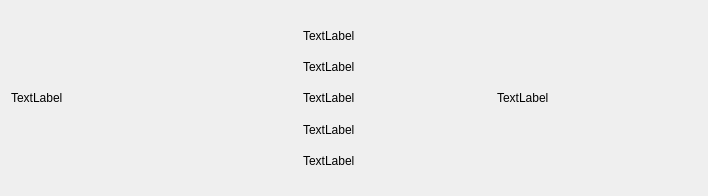
Above: ui/ItemWidget.ui from Leevandr/demo before the change. Below: the same form after it.
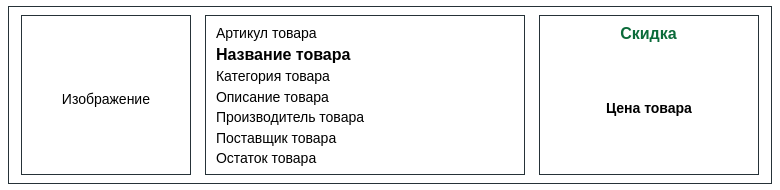
That is the form after the change.

What changed in the file:
```diff
--- a/ui/ItemWidget.ui
+++ b/ui/ItemWidget.ui
@@ -6,101 +6,328 @@
    <rect>
     <x>0</x>
     <y>0</y>
-    <width>708</width>
-    <height>196</height>
+    <width>780</width>
+    <height>190</height>
    </rect>
   </property>
+  <property name="minimumSize">
+   <size>
+    <width>0</width>
+    <height>170</height>
+   </size>
+  </property>
   <property name="windowTitle">
    <string>Form</string>
   </property>
-  <layout class="QHBoxLayout" name="horizontalLayout">
+  <property name="styleSheet">
+   <string notr="true">QWidget#ItemWidget {
+    background-color: transparent;
+}
+
+QFrame#frame_card {
+    background-color: #ffffff;
+    border: 1px solid #263238;
+    border-radius: 0px;
+}
+
+QFrame#frame_image,
+QFrame#frame_info,
+QFrame#frame_price {
+    background-color: transparent;
+    border: 1px solid #263238;
+}
+
+QLabel {
+    font-family: &quot;Times New Roman&quot;;
+    font-size: 14px;
+    border: none;
+    background: transparent;
+}
+
+QLabel#label_title,
+QLabel#label_price {
+    font-weight: bold;
+}
+
+QLabel#label_title {
+    font-size: 16px;
+}
+
+QLabel#label_discount {
+    color: #0b6b3a;
+    font-size: 16px;
+    font-weight: bold;
+}
+
+QLabel#label_image {
+    border: none;
+    background-color: transparent;
+}</string>
+  </property>
+  <layout class="QVBoxLayout" name="verticalLayout_root">
+   <property name="leftMargin">
+    <number>8</number>
+   </property>
+   <property name="topMargin">
+    <number>6</number>
+   </property>
+   <property name="rightMargin">
+    <number>8</number>
+   </property>
+   <property name="bottomMargin">
+    <number>6</number>
+   </property>
    <item>
-    <layout class="QVBoxLayout" name="verticalLayout">
-     <item>
-      <layout class="QHBoxLayout" name="horizontalLayout_2">
-       <item>
-        <widget class="QLabel" name="label_image">
-         <property name="minimumSize">
-          <size>
-           <width>150</width>
-           <height>150</height>
-          </size>
+    <widget class="QFrame" name="frame_card">
+     <property name="frameShape">
+      <enum>QFrame::Shape::StyledPanel</enum>
+     </property>
+     <property name="frameShadow">
+      <enum>QFrame::Shadow::Plain</enum>
+     </property>
+     <layout class="QHBoxLayout" name="horizontalLayout_card">
+      <property name="leftMargin">
+       <number>12</number>
+      </property>
+      <property name="topMargin">
+       <number>8</number>
+      </property>
+      <property name="rightMargin">
+       <number>12</number>
+      </property>
+      <property name="bottomMargin">
+       <number>8</number>
+      </property>
+      <property name="spacing">
+       <number>14</number>
+      </property>
+      <item>
+       <widget class="QFrame" name="frame_image">
+        <property name="minimumSize">
+         <size>
+          <width>170</width>
+          <height>150</height>
+         </size>
+        </property>
+        <property name="maximumSize">
+         <size>
+          <width>170</width>
+          <height>16777215</height>
+         </size>
+        </property>
+        <property name="frameShape">
+         <enum>QFrame::Shape::StyledPanel</enum>
+        </property>
+        <property name="frameShadow">
+         <enum>QFrame::Shadow::Plain</enum>
+        </property>
+        <layout class="QVBoxLayout" name="verticalLayout_image">
+         <property name="leftMargin">
+          <number>8</number>
          </property>
-         <property name="maximumSize">
-          <size>
-           <width>150</width>
-           <height>150</height>
-          </size>
+         <property name="topMargin">
+          <number>8</number>
          </property>
-         <property name="styleSheet">
-          <string notr="true">border-color: qlineargradient(spread:pad, x1:0, y1:0, x2:1, y2:0, stop:0 rgba(0, 0, 0, 255), stop:1 rgba(255, 255, 255, 255));</string>
+         <property name="rightMargin">
+          <number>8</number>
          </property>
-         <property name="text">
-          <string>TextLabel</string>
+         <property name="bottomMargin">
+          <number>8</number>
          </property>
-        </widget>
-       </item>
-       <item>
-        <layout class="QVBoxLayout" name="verticalLayout_2">
-         <item alignment="Qt::AlignmentFlag::AlignHCenter">
-          <widget class="QLabel" name="label_description">
-           <property name="text">
-            <string>TextLabel</string>
+         <item alignment="Qt::AlignmentFlag::AlignCenter">
+          <widget class="QLabel" name="label_image">
+           <property name="minimumSize">
+            <size>
+             <width>150</width>
+             <height>150</height>
+            </size>
            </property>
-          </widget>
-         </item>
-         <item alignment="Qt::AlignmentFlag::AlignHCenter">
-          <widget class="QLabel" name="label_brand">
+           <property name="maximumSize">
+            <size>
+             <width>150</width>
+             <height>150</height>
+            </size>
+           </property>
            <property name="text">
-            <string>TextLabel</string>
+            <string>Изображение</string>
            </property>
+           <property name="alignment">
+            <set>Qt::AlignmentFlag::AlignCenter</set>
+           </property>
           </widget>
          </item>
-         <item alignment="Qt::AlignmentFlag::AlignHCenter">
-          <widget class="QLabel" name="label_category">
+        </layout>
+       </widget>
+      </item>
+      <item>
+       <widget class="QFrame" name="frame_info">
+        <property name="frameShape">
+         <enum>QFrame::Shape::StyledPanel</enum>
+        </property>
+        <property name="frameShadow">
+         <enum>QFrame::Shadow::Plain</enum>
+        </property>
+        <layout class="QVBoxLayout" name="verticalLayout_info">
+         <property name="leftMargin">
+          <number>10</number>
+         </property>
+         <property name="topMargin">
+          <number>8</number>
+         </property>
+         <property name="rightMargin">
+          <number>10</number>
+         </property>
+         <property name="bottomMargin">
+          <number>8</number>
+         </property>
+         <property name="spacing">
+          <number>4</number>
+         </property>
+         <item>
+          <widget class="QLabel" name="label_article">
            <property name="text">
-            <string>TextLabel</string>
+            <string>Артикул товара</string>
            </property>
           </widget>
          </item>
-         <item alignment="Qt::AlignmentFlag::AlignHCenter">
+         <item>
           <widget class="QLabel" name="label_title">
            <property name="text">
-            <string>TextLabel</string>
+            <string>Название товара</string>
            </property>
+           <property name="wordWrap">
+            <bool>true</bool>
+           </property>
           </widget>
          </item>
-         <item alignment="Qt::AlignmentFlag::AlignHCenter">
+         <item>
+          <widget class="QLabel" name="label_category">
+           <property name="text">
+            <string>Категория товара</string>
+           </property>
+          </widget>
+         </item>
+         <item>
+          <widget class="QLabel" name="label_description">
+           <property name="text">
+            <string>Описание товара</string>
+           </property>
+           <property name="wordWrap">
+            <bool>true</bool>
+           </property>
+          </widget>
+         </item>
+         <item>
+          <widget class="QLabel" name="label_manufacrure">
+           <property name="text">
+            <string>Производитель товара</string>
+           </property>
+          </widget>
+         </item>
+         <item>
+          <widget class="QLabel" name="label_suppiler">
+           <property name="text">
+            <string>Поставщик товара</string>
+           </property>
+          </widget>
+         </item>
+         <item>
+          <widget class="QLabel" name="label_quantity">
+           <property name="text">
+            <string>Остаток товара</string>
+           </property>
+          </widget>
+         </item>
+        </layout>
+       </widget>
+      </item>
+      <item>
+       <widget class="QFrame" name="frame_price">
+        <property name="minimumSize">
+         <size>
+          <width>190</width>
+          <height>0</height>
+         </size>
+        </property>
+        <property name="maximumSize">
+         <size>
+          <width>220</width>
+          <height>16777215</height>
+         </size>
+        </property>
+        <property name="frameShape">
+         <enum>QFrame::Shape::StyledPanel</enum>
+        </property>
+        <property name="frameShadow">
+         <enum>QFrame::Shadow::Plain</enum>
+        </property>
+        <layout class="QVBoxLayout" name="verticalLayout_price">
+         <property name="leftMargin">
+          <number>8</number>
+         </property>
+         <property name="topMargin">
+          <number>8</number>
+         </property>
+         <property name="rightMargin">
+          <number>8</number>
+         </property>
+         <property name="bottomMargin">
+          <number>8</number>
+         </property>
+         <item alignment="Qt::AlignmentFlag::AlignCenter">
           <widget class="QLabel" name="label_discount">
            <property name="text">
-            <string>TextLabel</string>
+            <string>Скидка</string>
            </property>
+           <property name="alignment">
+            <set>Qt::AlignmentFlag::AlignCenter</set>
+           </property>
           </widget>
          </item>
+         <item>
+          <spacer name="verticalSpacer">
+           <property name="orientation">
+            <enum>Qt::Orientation::Vertical</enum>
+           </property>
+           <property name="sizeHint" stdset="0">
+            <size>
+             <width>20</width>
+             <height>20</height>
+            </size>
+           </property>
+          </spacer>
+         </item>
+         <item alignment="Qt::AlignmentFlag::AlignCenter">
+          <widget class="QLabel" name="label_price">
+           <property name="text">
+            <string>Цена товара</string>
+           </property>
+           <property name="alignment">
+            <set>Qt::AlignmentFlag::AlignCenter</set>
+           </property>
+           <property name="wordWrap">
+            <bool>true</bool>
+           </property>
+          </widget>
+         </item>
+         <item>
+          <spacer name="verticalSpacer_2">
+           <property name="orientation">
+            <enum>Qt::Orientation::Vertical</enum>
+           </property>
+           <property name="sizeHint" stdset="0">
+            <size>
+             <width>20</width>
+             <height>20</height>
+            </size>
+           </property>
+          </spacer>
+         </item>
         </layout>
-       </item>
-       <item>
-        <widget class="QLabel" name="label_price">
-         <property name="minimumSize">
-          <size>
-           <width>200</width>
-           <height>50</height>
-          </size>
-         </property>
-         <property name="maximumSize">
-          <size>
-           <width>200</width>
-           <height>50</height>
-          </size>
-         </property>
-         <property name="text">
-          <string>TextLabel</string>
-         </property>
-        </widget>
-       </item>
-      </layout>
-     </item>
-    </layout>
+       </widget>
+      </item>
+     </layout>
+    </widget>
    </item>
   </layout>
  </widget>
```
Left out of the diff: 2 changed lines with no effect on the pictures.
